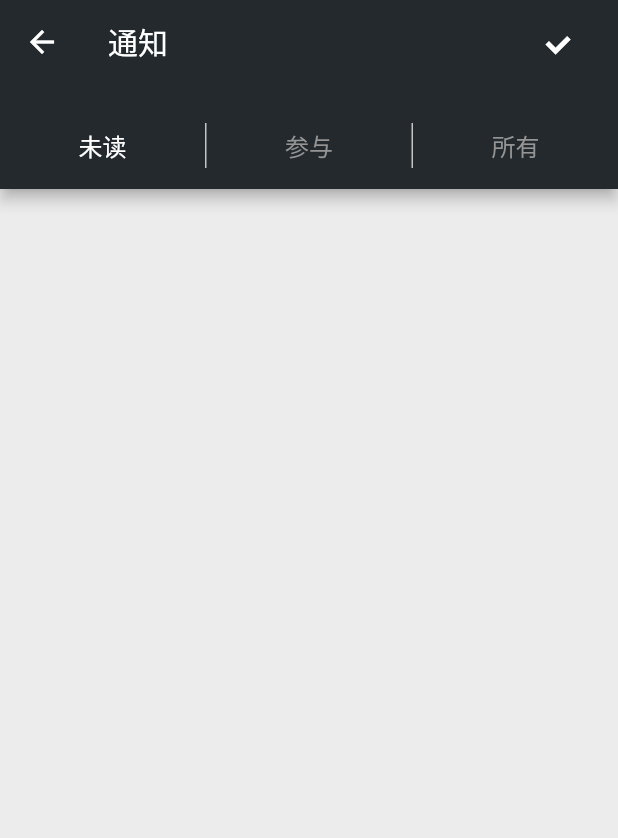
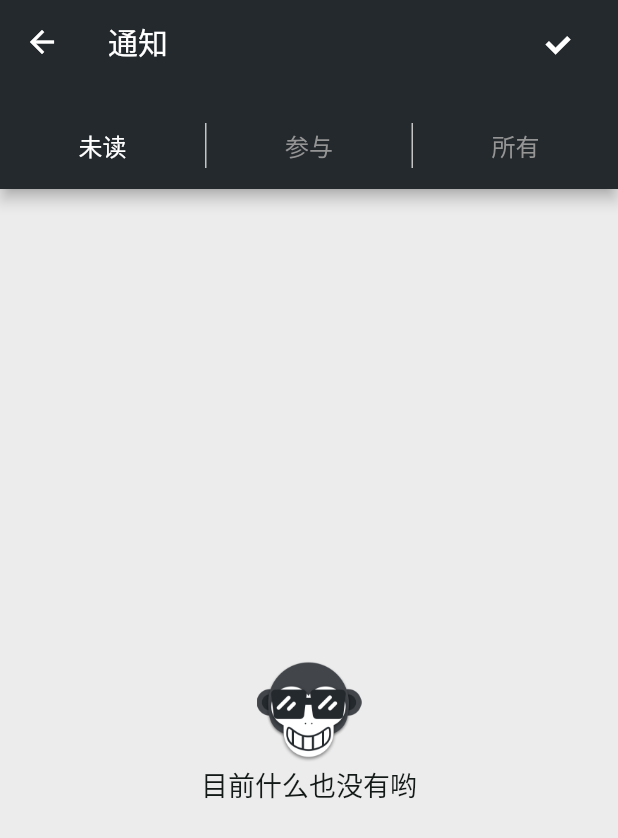
Before and after one commit to CarGuo/gsy_github_app_flutter, a Flutter app: the NotifyPage screen opened directly, after a tap on "未读", on a phone screen of 412 x 824 dp. Shown: the top 838 px of the screen. Run offline on Flutter 3.47's test engine with Material 2 defaults, Android fonts, the phone set to English and light mode, and no system bars; our stand-ins replace connectivity, dio, flutter_markdown, flutter_redux, flutter_spinkit, fluttertoast and 3 more; accounts and stored records are empty; generated files the repository leaves out were written again; network calls fail; statements that could not run were skipped; project files that could hold a hidden picture were left out.

Commit message:
empty list

```diff
--- a/lib/common/style/GSYStyle.dart
+++ b/lib/common/style/GSYStyle.dart
@@ -185,6 +185,7 @@ class GSYStrings {
   static const String app_name = "GSYGithubAppFlutter";
   static const String app_ok = "确定";
   static const String app_cancel = "取消";
+  static const String app_empty = "目前什么也没有哟";
 
   static const String nothing_now = "目前什么都没有。";
   static const String loading_text = "加载中···";
--- a/lib/widget/GSYPullLoadWidget.dart
+++ b/lib/widget/GSYPullLoadWidget.dart
@@ -55,6 +55,9 @@ class _GSYPullLoadWidgetState extends State<GSYPullLoadWidget> {
     if (control.needHeader) {
       return (control.dataList.length > 0) ? control.dataList.length + 2 : control.dataList.length + 1;
     } else {
+      if(control.dataList.length == 0) {
+        return 1;
+      }
       return (control.dataList.length > 0) ? control.dataList.length + 1 : control.dataList.length;
     }
   }
@@ -71,6 +74,8 @@ class _GSYPullLoadWidgetState extends State<GSYPullLoadWidget> {
             return _buildProgressIndicator();
           } else if (control.needHeader && index == _getListCount() - 1 && control.dataList.length != 0) {
             return _buildProgressIndicator();
+          } else if (!control.needHeader && control.dataList.length == 0) {
+            return _buildEmpty();
           } else {
             return itemBuilder(context, index);
           }
@@ -81,11 +86,31 @@ class _GSYPullLoadWidgetState extends State<GSYPullLoadWidget> {
     );
   }
 
+  Widget _buildEmpty() {
+    return new Container(
+      height: MediaQuery.of(context).size.height - 100,
+      child: new Column(
+        mainAxisAlignment: MainAxisAlignment.center,
+        children: <Widget>[
+          FlatButton(
+            onPressed: () {},
+            child: new Image(image: new AssetImage('static/images/logo.png'), width: 70.0, height: 70.0),
+          ),
+          Container(
+            child: Text(GSYStrings.app_empty, style: GSYConstant.normalText),
+          ),
+        ],
+      ),
+    );
+  }
+
   Widget _buildProgressIndicator() {
     Widget bottomWidget = (control.needLoadMore)
         ? new Row(mainAxisAlignment: MainAxisAlignment.center, children: <Widget>[
             new SpinKitRotatingCircle(color: Color(GSYColors.primaryValue)),
-            new Container(width: 5.0,),
+            new Container(
+              width: 5.0,
+            ),
             new Text(
               GSYStrings.load_more_text,
               style: GSYConstant.smallTextBold,
```
Also changed, not shown: 1 other file.
